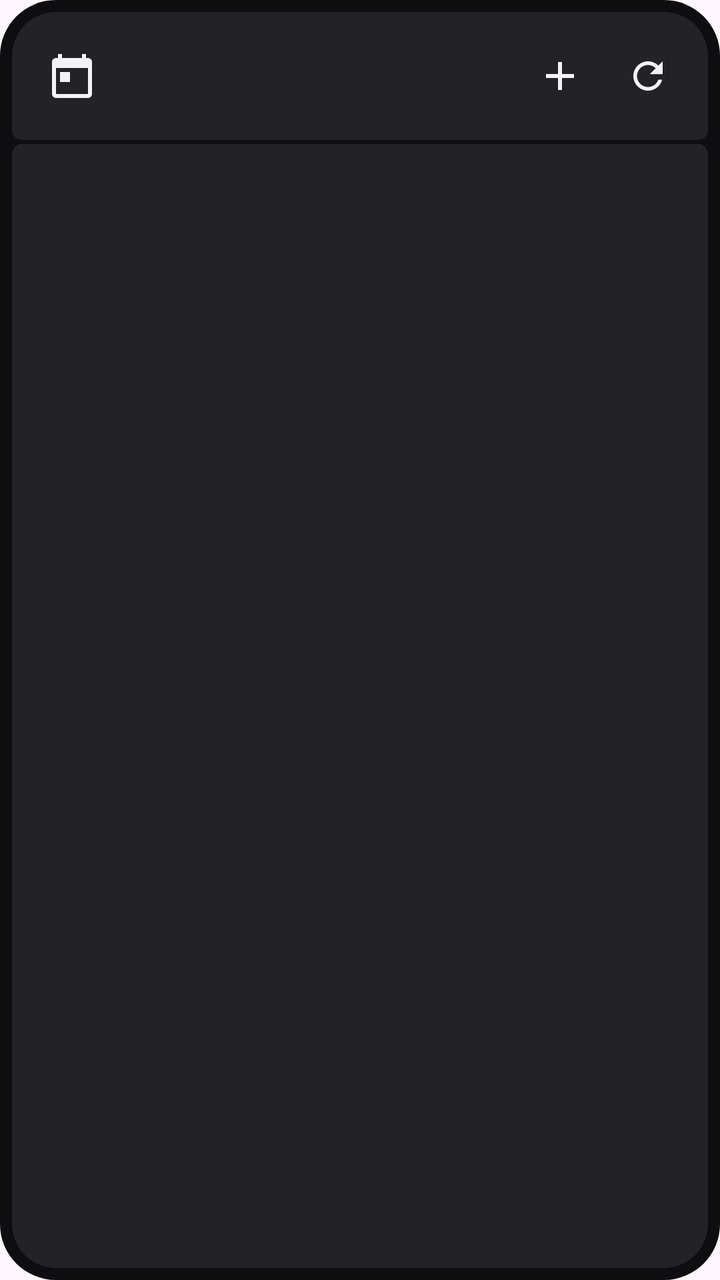
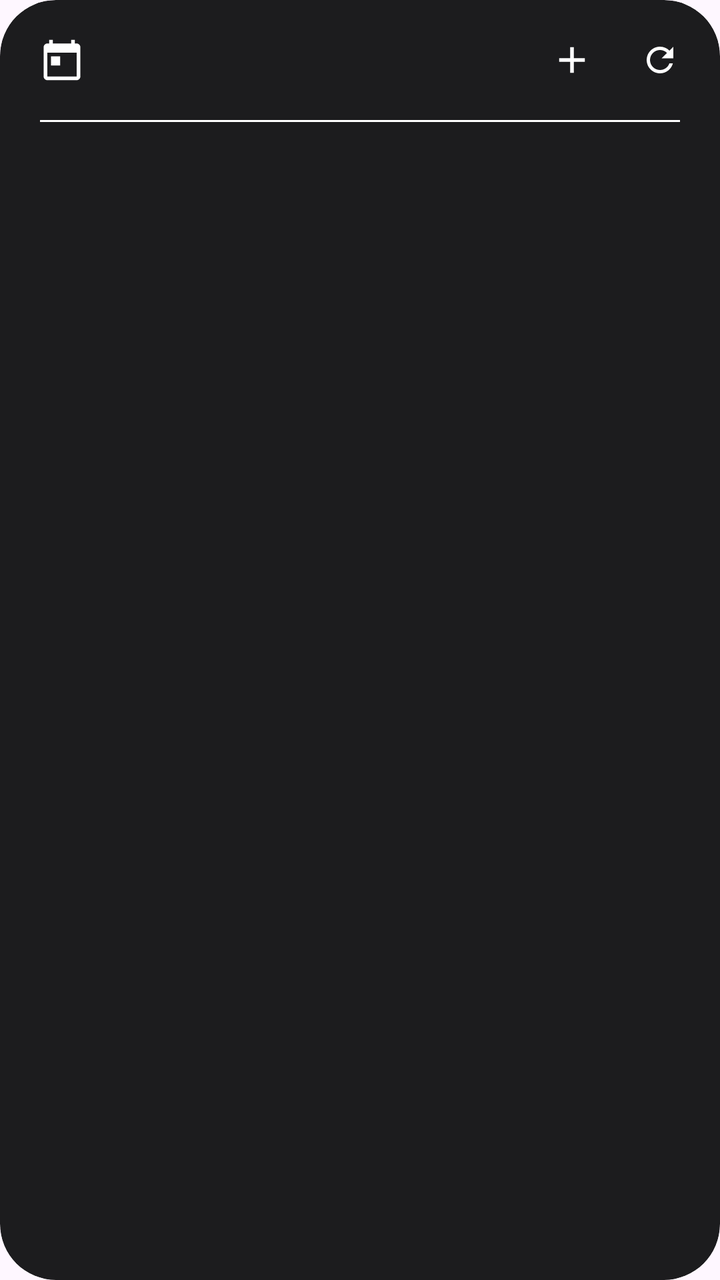

The first picture is an Android layout as it rendered before a commit; the second is the same layout after the commit. The layout source and the unified diff follow.
<!-- AndroidManifest.xml: application theme Theme.Nagenda -->
<!-- res/layout/widget_agenda.xml -->
<?xml version="1.0" encoding="utf-8"?>
<FrameLayout xmlns:android="http://schemas.android.com/apk/res/android"
    android:layout_width="match_parent"
    android:layout_height="match_parent">

    <ImageView
        android:id="@+id/bg"
        android:layout_width="match_parent"
        android:layout_height="match_parent"
        android:scaleType="fitXY"
        android:src="@drawable/widget_bg"
        android:tint="#FF0E0E10"
        android:importantForAccessibility="no" />

    <LinearLayout
        android:layout_width="match_parent"
        android:layout_height="match_parent"
        android:orientation="vertical"
        android:padding="6dp">

        
        <FrameLayout
            android:id="@+id/header"
            android:layout_width="match_parent"
            android:layout_height="64dp">

            <ImageView
                android:id="@+id/header_bg"
                android:layout_width="match_parent"
                android:layout_height="match_parent"
                android:scaleType="fitXY"
                android:src="@drawable/card_top"
                android:tint="#FF232226"
                android:importantForAccessibility="no" />

            <LinearLayout
                android:layout_width="match_parent"
                android:layout_height="match_parent"
                android:gravity="center_vertical"
                android:orientation="horizontal"
                android:paddingStart="18dp"
                android:paddingEnd="8dp">

                <ImageView
                    android:id="@+id/ic_cal"
                    android:layout_width="24dp"
                    android:layout_height="24dp"
                    android:src="@drawable/ic_calendar"
                    android:tint="#FFF2F2F7"
                    android:importantForAccessibility="no" />

                <TextView
                    android:id="@+id/weekday"
                    android:layout_width="0dp"
                    android:layout_height="wrap_content"
                    android:layout_marginStart="16dp"
                    android:layout_weight="1"
                    android:ellipsize="end"
                    android:fontFamily="sans-serif-medium"
                    android:maxLines="1"
                    android:textColor="#FFF2F2F7"
                    android:textSize="18sp" />

                <ImageView
                    android:id="@+id/btn_add"
                    android:layout_width="44dp"
                    android:layout_height="44dp"
                    android:padding="10dp"
                    android:src="@drawable/ic_add"
                    android:tint="#FFF2F2F7"
                    android:contentDescription="+" />

                <ImageView
                    android:id="@+id/btn_refresh"
                    android:layout_width="44dp"
                    android:layout_height="44dp"
                    android:padding="11dp"
                    android:src="@drawable/ic_refresh"
                    android:tint="#FFF2F2F7"
                    android:contentDescription="⟳" />
            </LinearLayout>
        </FrameLayout>

        <FrameLayout
            android:layout_width="match_parent"
            android:layout_height="0dp"
            android:layout_weight="1">

            <ListView
                android:id="@+id/list"
                android:layout_width="match_parent"
                android:layout_height="match_parent"
                android:divider="@null"
                android:dividerHeight="0dp"
                android:scrollbars="none" />

            <FrameLayout
                android:id="@+id/empty"
                android:layout_width="match_parent"
                android:layout_height="match_parent"
                android:layout_marginTop="2dp">

                <ImageView
                    android:id="@+id/empty_bg"
                    android:layout_width="match_parent"
                    android:layout_height="match_parent"
                    android:scaleType="fitXY"
                    android:src="@drawable/card_last"
                    android:tint="#FF232226"
                    android:importantForAccessibility="no" />

                <TextView
                    android:id="@+id/empty_text"
                    android:layout_width="match_parent"
                    android:layout_height="match_parent"
                    android:gravity="center"
                    android:padding="16dp"
                    android:textColor="#FF9A9AA6"
                    android:textSize="14sp" />
            </FrameLayout>
        </FrameLayout>
    </LinearLayout>
</FrameLayout>
<!-- resources referenced by this layout -->
<resources>
  <!-- drawable card_last (drawable) -->
  <?xml version="1.0" encoding="utf-8"?>
  <shape xmlns:android="http://schemas.android.com/apk/res/android" android:shape="rectangle">
      <solid android:color="#FFFFFFFF" />
      <corners android:topLeftRadius="5dp" android:topRightRadius="5dp"
          android:bottomLeftRadius="22dp" android:bottomRightRadius="22dp" />
  </shape>
  <!-- drawable card_top (drawable) -->
  <?xml version="1.0" encoding="utf-8"?>
  <shape xmlns:android="http://schemas.android.com/apk/res/android" android:shape="rectangle">
      <solid android:color="#FFFFFFFF" />
      <corners android:topLeftRadius="22dp" android:topRightRadius="22dp"
          android:bottomLeftRadius="5dp" android:bottomRightRadius="5dp" />
  </shape>
  <!-- drawable ic_add (drawable) -->
  <vector xmlns:android="http://schemas.android.com/apk/res/android"
      android:width="24dp" android:height="24dp" android:viewportWidth="24" android:viewportHeight="24">
      <path android:fillColor="#FFFFFFFF" android:pathData="M19,13h-6v6h-2v-6H5v-2h6V5h2v6h6v2z" />
  </vector>
  <!-- drawable ic_calendar (drawable) -->
  <vector xmlns:android="http://schemas.android.com/apk/res/android"
      android:width="24dp" android:height="24dp" android:viewportWidth="24" android:viewportHeight="24">
      <path android:fillColor="#FFFFFFFF" android:pathData="M20,3h-1V1h-2v2H7V1H5v2H4c-1.1,0 -2,0.9 -2,2v16c0,1.1 0.9,2 2,2h16c1.1,0 2,-0.9 2,-2V5c0,-1.1 -0.9,-2 -2,-2zM20,21H4V8h16v13zM6,10h5v5H6z" />
  </vector>
  <!-- drawable ic_refresh (drawable) -->
  <vector xmlns:android="http://schemas.android.com/apk/res/android"
      android:width="24dp" android:height="24dp" android:viewportWidth="24" android:viewportHeight="24">
      <path android:fillColor="#FFFFFFFF" android:pathData="M17.65,6.35C16.2,4.9 14.21,4 12,4c-4.42,0 -7.99,3.58 -7.99,8s3.57,8 7.99,8c3.73,0 6.84,-2.55 7.73,-6h-2.08c-0.82,2.33 -3.04,4 -5.65,4 -3.31,0 -6,-2.69 -6,-6s2.69,-6 6,-6c1.66,0 3.14,0.69 4.22,1.78L13,11h7V4l-2.35,2.35z" />
  </vector>
  <!-- drawable widget_bg (drawable) -->
  <?xml version="1.0" encoding="utf-8"?>
  <shape xmlns:android="http://schemas.android.com/apk/res/android" android:shape="rectangle">
      <solid android:color="#FFFFFFFF" />
      <corners android:radius="28dp" />
  </shape>
  <style name="Theme.Nagenda" parent="Theme.Material3.DayNight.NoActionBar">
          <item name="colorPrimary">@color/brand</item>
          <item name="android:statusBarColor">@android:color/transparent</item>
          <item name="android:navigationBarColor">@android:color/transparent</item>
          <item name="android:windowLightStatusBar">true</item>
      </style>
  <color name="brand">#FF6C5CE7</color>
</resources>

<!-- the commit's change to res/layout/widget_agenda.xml (unified diff, before → after) -->
@@ -1,7 +1,10 @@
 <?xml version="1.0" encoding="utf-8"?>
 <FrameLayout xmlns:android="http://schemas.android.com/apk/res/android"
+    android:id="@android:id/background"
     android:layout_width="match_parent"
-    android:layout_height="match_parent">
+    android:layout_height="match_parent"
+    android:background="@drawable/widget_mask"
+    android:clipToOutline="true">
 
     <ImageView
         android:id="@+id/bg"
@@ -9,77 +12,72 @@
         android:layout_height="match_parent"
         android:scaleType="fitXY"
         android:src="@drawable/widget_bg"
-        android:tint="#FF0E0E10"
+        android:tint="#FF1C1C1E"
         android:importantForAccessibility="no" />
 
     <LinearLayout
         android:layout_width="match_parent"
         android:layout_height="match_parent"
-        android:orientation="vertical"
-        android:padding="6dp">
+        android:orientation="vertical">
 
-        
-        <FrameLayout
+        <LinearLayout
             android:id="@+id/header"
             android:layout_width="match_parent"
-            android:layout_height="64dp">
+            android:layout_height="60dp"
+            android:gravity="center_vertical"
+            android:orientation="horizontal"
+            android:paddingStart="20dp"
+            android:paddingEnd="8dp">
 
             <ImageView
-                android:id="@+id/header_bg"
-                android:layout_width="match_parent"
-                android:layout_height="match_parent"
-                android:scaleType="fitXY"
-                android:src="@drawable/card_top"
-                android:tint="#FF232226"
+                android:id="@+id/ic_cal"
+                android:layout_width="22dp"
+                android:layout_height="22dp"
+                android:src="@drawable/ic_calendar"
+                android:tint="#FFFFFFFF"
                 android:importantForAccessibility="no" />
 
-            <LinearLayout
-                android:layout_width="match_parent"
-                android:layout_height="match_parent"
-                android:gravity="center_vertical"
-                android:orientation="horizontal"
-                android:paddingStart="18dp"
-                android:paddingEnd="8dp">
+            <TextView
+                android:id="@+id/weekday"
+                android:layout_width="0dp"
+                android:layout_height="wrap_content"
+                android:layout_marginStart="14dp"
+                android:layout_weight="1"
+                android:ellipsize="end"
+                android:fontFamily="sans-serif-medium"
+                android:maxLines="1"
+                android:textColor="#FFFFFFFF"
+                android:textSize="17sp" />
 
-                <ImageView
-                    android:id="@+id/ic_cal"
-                    android:layout_width="24dp"
-                    android:layout_height="24dp"
-                    android:src="@drawable/ic_calendar"
-                    android:tint="#FFF2F2F7"
-                    android:importantForAccessibility="no" />
+            <ImageView
+                android:id="@+id/btn_add"
+                android:layout_width="44dp"
+                android:layout_height="44dp"
+                android:padding="11dp"
+                android:src="@drawable/ic_add"
+                android:tint="#FFFFFFFF"
+                android:contentDescription="+" />
 
-                <TextView
-                    android:id="@+id/weekday"
-                    android:layout_width="0dp"
-                    android:layout_height="wrap_content"
-                    android:layout_marginStart="16dp"
-                    android:layout_weight="1"
-                    android:ellipsize="end"
-                    android:fontFamily="sans-serif-medium"
-                    android:maxLines="1"
-                    android:textColor="#FFF2F2F7"
-                    android:textSize="18sp" />
+            <ImageView
+                android:id="@+id/btn_refresh"
+                android:layout_width="44dp"
+                android:layout_height="44dp"
+                android:padding="12dp"
+                android:src="@drawable/ic_refresh"
+                android:tint="#FFFFFFFF"
+                android:contentDescription="⟳" />
+        </LinearLayout>
 
-                <ImageView
-                    android:id="@+id/btn_add"
-                    android:layout_width="44dp"
-                    android:layout_height="44dp"
-                    android:padding="10dp"
-                    android:src="@drawable/ic_add"
-                    android:tint="#FFF2F2F7"
-                    android:contentDescription="+" />
-
-                <ImageView
-                    android:id="@+id/btn_refresh"
-                    android:layout_width="44dp"
-                    android:layout_height="44dp"
-                    android:padding="11dp"
-                    android:src="@drawable/ic_refresh"
-                    android:tint="#FFF2F2F7"
-                    android:contentDescription="⟳" />
-            </LinearLayout>
-        </FrameLayout>
+        <ImageView
+            android:id="@+id/header_line"
+            android:layout_width="match_parent"
+            android:layout_height="1dp"
+            android:layout_marginStart="20dp"
+            android:layout_marginEnd="20dp"
+            android:scaleType="fitXY"
+            android:src="@drawable/line"
+            android:tint="#22FFFFFF"
+            android:importantForAccessibility="no" />
 
         <FrameLayout
             android:layout_width="match_parent"
@@ -90,34 +88,20 @@
                 android:id="@+id/list"
                 android:layout_width="match_parent"
                 android:layout_height="match_parent"
+                android:clipToPadding="false"
                 android:divider="@null"
                 android:dividerHeight="0dp"
+                android:paddingBottom="10dp"
                 android:scrollbars="none" />
 
-            <FrameLayout
+            <TextView
                 android:id="@+id/empty"
                 android:layout_width="match_parent"
                 android:layout_height="match_parent"
-                android:layout_marginTop="2dp">
-
-                <ImageView
-                    android:id="@+id/empty_bg"
-                    android:layout_width="match_parent"
-                    android:layout_height="match_parent"
-                    android:scaleType="fitXY"
-                    android:src="@drawable/card_last"
-                    android:tint="#FF232226"
-                    android:importantForAccessibility="no" />
-
-                <TextView
-                    android:id="@+id/empty_text"
-                    android:layout_width="match_parent"
-                    android:layout_height="match_parent"
-                    android:gravity="center"
-                    android:padding="16dp"
-                    android:textColor="#FF9A9AA6"
-                    android:textSize="14sp" />
-            </FrameLayout>
+                android:gravity="center"
+                android:padding="16dp"
+                android:textColor="#FF8E8E93"
+                android:textSize="14sp" />
         </FrameLayout>
     </LinearLayout>
 </FrameLayout>
<!-- resource entries referenced after the edit -->
@@ -1,19 +1,5 @@
 <!-- resources referenced by this layout -->
 <resources>
-  <!-- drawable card_last (drawable) -->
-  <?xml version="1.0" encoding="utf-8"?>
-  <shape xmlns:android="http://schemas.android.com/apk/res/android" android:shape="rectangle">
-      <solid android:color="#FFFFFFFF" />
-      <corners android:topLeftRadius="5dp" android:topRightRadius="5dp"
-          android:bottomLeftRadius="22dp" android:bottomRightRadius="22dp" />
-  </shape>
-  <!-- drawable card_top (drawable) -->
-  <?xml version="1.0" encoding="utf-8"?>
-  <shape xmlns:android="http://schemas.android.com/apk/res/android" android:shape="rectangle">
-      <solid android:color="#FFFFFFFF" />
-      <corners android:topLeftRadius="22dp" android:topRightRadius="22dp"
-          android:bottomLeftRadius="5dp" android:bottomRightRadius="5dp" />
-  </shape>
   <!-- drawable ic_add (drawable) -->
   <vector xmlns:android="http://schemas.android.com/apk/res/android"
       android:width="24dp" android:height="24dp" android:viewportWidth="24" android:viewportHeight="24">
@@ -29,11 +15,22 @@
       android:width="24dp" android:height="24dp" android:viewportWidth="24" android:viewportHeight="24">
       <path android:fillColor="#FFFFFFFF" android:pathData="M17.65,6.35C16.2,4.9 14.21,4 12,4c-4.42,0 -7.99,3.58 -7.99,8s3.57,8 7.99,8c3.73,0 6.84,-2.55 7.73,-6h-2.08c-0.82,2.33 -3.04,4 -5.65,4 -3.31,0 -6,-2.69 -6,-6s2.69,-6 6,-6c1.66,0 3.14,0.69 4.22,1.78L13,11h7V4l-2.35,2.35z" />
   </vector>
+  <!-- drawable line (drawable) -->
+  <?xml version="1.0" encoding="utf-8"?>
+  <shape xmlns:android="http://schemas.android.com/apk/res/android" android:shape="rectangle">
+      <solid android:color="#FFFFFFFF" />
+  </shape>
   <!-- drawable widget_bg (drawable) -->
   <?xml version="1.0" encoding="utf-8"?>
   <shape xmlns:android="http://schemas.android.com/apk/res/android" android:shape="rectangle">
       <solid android:color="#FFFFFFFF" />
-      <corners android:radius="28dp" />
+      <corners android:radius="@dimen/widget_radius" />
+  </shape>
+  <!-- drawable widget_mask (drawable) -->
+  <?xml version="1.0" encoding="utf-8"?>
+  <shape xmlns:android="http://schemas.android.com/apk/res/android" android:shape="rectangle">
+      <solid android:color="#01000000" />
+      <corners android:radius="@dimen/widget_radius" />
   </shape>
   <style name="Theme.Nagenda" parent="Theme.Material3.DayNight.NoActionBar">
           <item name="colorPrimary">@color/brand</item>
@@ -41,6 +38,7 @@
           <item name="android:navigationBarColor">@android:color/transparent</item>
           <item name="android:windowLightStatusBar">true</item>
       </style>
+  <dimen name="widget_radius">24dp</dimen>
   <color name="brand">#FF6C5CE7</color>
 </resources>
 
